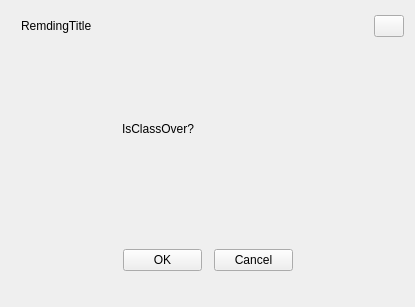
This is main/src/control/qclassremindwindow.ui in Xershoo/BM-Client as Qt 5 draws it before an edit. The edited form follows.
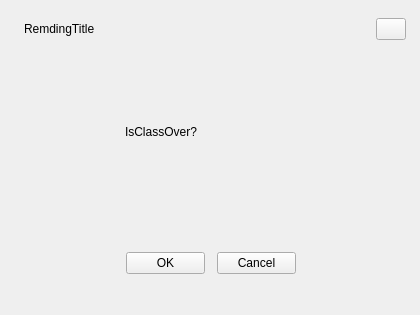
This is the edited form. Custom widgets are drawn as their Qt base class.

What changed in the file:
```diff
--- a/main/src/control/qclassremindwindow.ui
+++ b/main/src/control/qclassremindwindow.ui
@@ -6,8 +6,8 @@
    <rect>
     <x>0</x>
     <y>0</y>
-    <width>411</width>
-    <height>303</height>
+    <width>420</width>
+    <height>315</height>
    </rect>
   </property>
   <property name="windowTitle">
@@ -27,13 +27,13 @@
        <number>0</number>
       </property>
       <property name="leftMargin">
-       <number>0</number>
+       <number>3</number>
       </property>
       <property name="topMargin">
-       <number>0</number>
+       <number>3</number>
       </property>
       <property name="rightMargin">
-       <number>0</number>
+       <number>3</number>
       </property>
       <property name="bottomMargin">
        <number>25</number>
```
Left out of the diff: 2 changed lines with no effect on the pictures.
